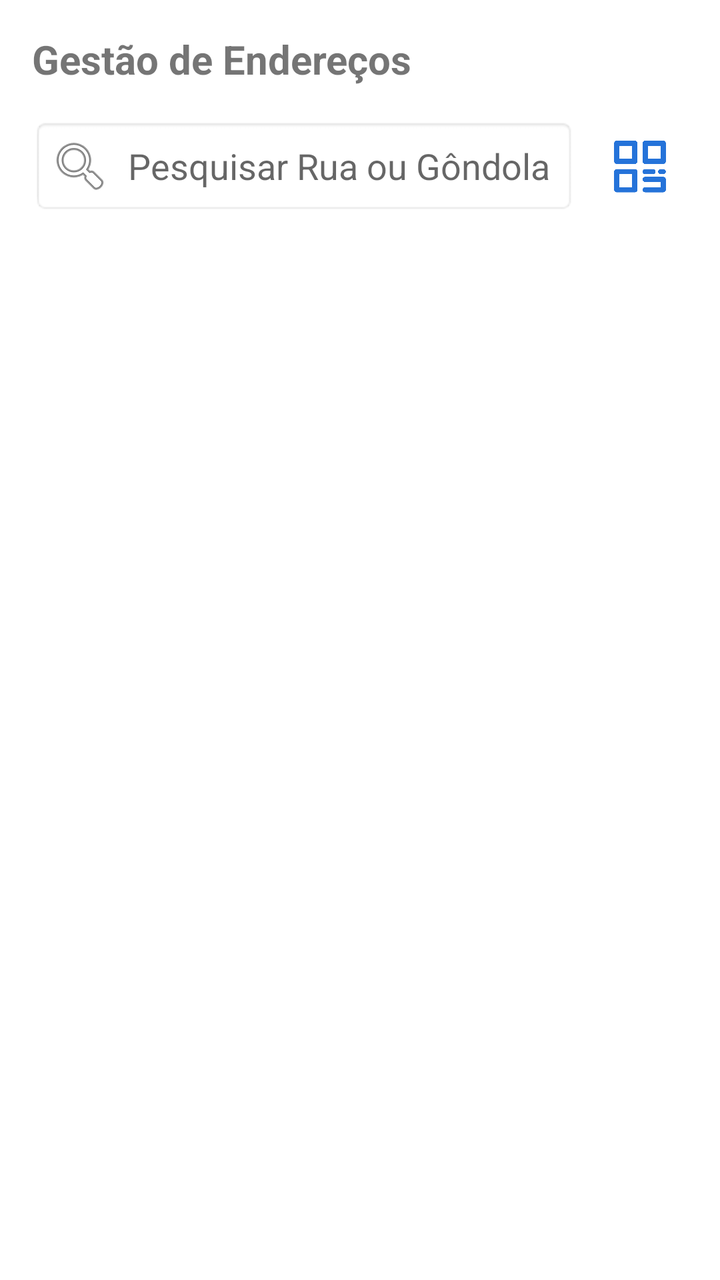
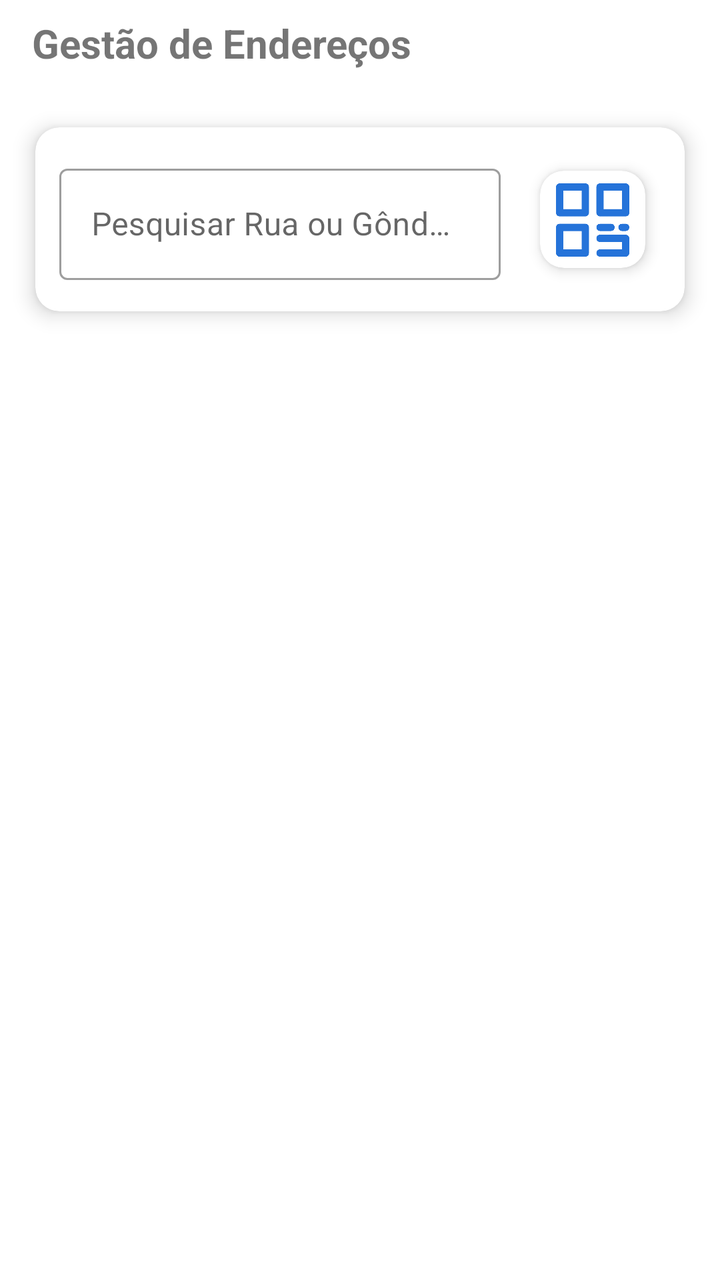

Screens rendered from an Android XML layout before and after an edit, with the pre-edit source and the edit as a unified diff.
<!-- AndroidManifest.xml: application theme Theme.PistaLimpa -->
<!-- res/layout/fragment_admin_inventory.xml -->
<?xml version="1.0" encoding="utf-8"?>
<LinearLayout xmlns:android="http://schemas.android.com/apk/res/android"
    xmlns:app="http://schemas.android.com/apk/res-auto"
    android:layout_width="match_parent"
    android:layout_height="match_parent"
    android:orientation="vertical"
    android:padding="16dp">

    <TextView
        android:layout_width="wrap_content"
        android:layout_height="wrap_content"
        android:layout_marginBottom="16dp"
        android:text="Gestão de Endereços"
        android:textSize="20sp"
        android:textStyle="bold" />

    
    <LinearLayout
        android:layout_width="match_parent"
        android:layout_height="wrap_content"
        android:layout_marginBottom="16dp"
        android:gravity="center_vertical"
        android:orientation="horizontal">

        <EditText
            android:id="@+id/etSearchInventory"
            android:layout_width="0dp"
            android:layout_height="48dp"
            android:layout_weight="1"
            android:background="@android:drawable/editbox_background"
            android:drawableStart="@android:drawable/ic_menu_search"
            android:drawablePadding="8dp"
            android:hint="Pesquisar Rua ou Gôndola"
            android:imeOptions="actionSearch"
            android:inputType="text"
            android:padding="8dp" />

        <ImageButton
            android:id="@+id/btnBarcodeScanner"
            android:layout_width="48dp"
            android:layout_height="48dp"
            android:layout_marginStart="8dp"
            android:background="?attr/selectableItemBackgroundBorderless"
            android:contentDescription="Escanear Código de Barras"
            android:padding="8dp"
            android:scaleType="fitCenter"
            android:src="@drawable/qrcode"
            app:tint="?attr/colorPrimary" />
    </LinearLayout>

    
    <com.google.android.material.card.MaterialCardView
        android:id="@+id/cardInventoryDetails"
        android:layout_width="match_parent"
        android:layout_height="wrap_content"
        android:layout_marginBottom="16dp"
        android:visibility="gone"
        app:cardBackgroundColor="#F0F4F8"
        app:cardCornerRadius="8dp"
        app:strokeColor="#1976D2"
        app:strokeWidth="1dp">

        <LinearLayout
            android:layout_width="match_parent"
            android:layout_height="wrap_content"
            android:gravity="center_vertical"
            android:orientation="horizontal"
            android:padding="16dp">

            <ImageView
                android:layout_width="32dp"
                android:layout_height="32dp"
                android:layout_marginEnd="12dp"
                android:src="@drawable/qrcode"
                app:tint="#1976D2" />

            <TextView
                android:id="@+id/tvSelectedStreetHeader"
                android:layout_width="wrap_content"
                android:layout_height="wrap_content"
                android:text="Rua: Não Selecionada"
                android:textColor="#1976D2"
                android:textSize="16sp"
                android:textStyle="bold" />

        </LinearLayout>
    </com.google.android.material.card.MaterialCardView>

    
    <androidx.recyclerview.widget.RecyclerView
        android:id="@+id/rvInventoryManagement"
        android:layout_width="match_parent"
        android:layout_height="match_parent" />

</LinearLayout>
<!-- resources referenced by this layout -->
<resources>
  <!-- drawable qrcode: png bitmap (drawable, 11988 bytes) -->
  <style name="Theme.PistaLimpa" parent="Theme.MaterialComponents.DayNight.DarkActionBar">
          
          <item name="colorPrimary">@color/purple_500</item>
          <item name="colorPrimaryVariant">@color/purple_700</item>
          <item name="colorOnPrimary">@color/white</item>
          
          <item name="colorSecondary">@color/teal_200</item>
          <item name="colorSecondaryVariant">@color/teal_700</item>
          <item name="colorOnSecondary">@color/black</item>
          
          <item name="android:statusBarColor">?attr/colorPrimaryVariant</item>
          
      </style>
  <color name="purple_500">#2573D9</color>
  <color name="purple_700">#2573D9</color>
  <color name="white">#F2F2F2</color>
  <color name="teal_200">#FF03DAC5</color>
  <color name="teal_700">#FF018786</color>
  <color name="black">#FF000000</color>
</resources>

<!-- the commit's change to res/layout/fragment_admin_inventory.xml (unified diff, before → after) -->
@@ -4,61 +4,87 @@
     android:layout_width="match_parent"
     android:layout_height="match_parent"
     android:orientation="vertical"
-    android:padding="16dp">
+    android:clipChildren="false"
+    android:clipToPadding="false"
+    android:padding="8dp">
 
     <TextView
         android:layout_width="wrap_content"
         android:layout_height="wrap_content"
         android:layout_marginBottom="16dp"
+        android:layout_marginStart="8dp"
         android:text="Gestão de Endereços"
         android:textSize="20sp"
         android:textStyle="bold" />
 
     
-    <LinearLayout
+    <com.google.android.material.card.MaterialCardView
         android:layout_width="match_parent"
         android:layout_height="wrap_content"
-        android:layout_marginBottom="16dp"
-        android:gravity="center_vertical"
-        android:orientation="horizontal">
+        android:layout_marginBottom="8dp"
+        app:cardCornerRadius="12dp"
+        app:cardElevation="6dp"
+        app:cardUseCompatPadding="true">
 
-        <EditText
-            android:id="@+id/etSearchInventory"
-            android:layout_width="0dp"
-            android:layout_height="48dp"
-            android:layout_weight="1"
-            android:background="@android:drawable/editbox_background"
-            android:drawableStart="@android:drawable/ic_menu_search"
-            android:drawablePadding="8dp"
-            android:hint="Pesquisar Rua ou Gôndola"
-            android:imeOptions="actionSearch"
-            android:inputType="text"
-            android:padding="8dp" />
+        <LinearLayout
+            android:layout_width="match_parent"
+            android:layout_height="wrap_content"
+            android:orientation="horizontal"
+            android:gravity="center_vertical"
+            android:padding="12dp"
+            android:clipChildren="false"
+            android:clipToPadding="false">
 
-        <ImageButton
-            android:id="@+id/btnBarcodeScanner"
-            android:layout_width="48dp"
-            android:layout_height="48dp"
-            android:layout_marginStart="8dp"
-            android:background="?attr/selectableItemBackgroundBorderless"
-            android:contentDescription="Escanear Código de Barras"
-            android:padding="8dp"
-            android:scaleType="fitCenter"
-            android:src="@drawable/qrcode"
-            app:tint="?attr/colorPrimary" />
-    </LinearLayout>
+            <com.google.android.material.textfield.TextInputLayout
+                android:id="@+id/tilSearchInventory"
+                style="@style/Widget.MaterialComponents.TextInputLayout.OutlinedBox"
+                android:layout_width="0dp"
+                android:layout_height="wrap_content"
+                android:layout_weight="1"
+                android:hint="Pesquisar Rua ou Gôndola">
+
+                <com.google.android.material.textfield.TextInputEditText
+                    android:id="@+id/etSearchInventory"
+                    android:layout_width="match_parent"
+                    android:layout_height="wrap_content"
+                    android:imeOptions="actionSearch"
+                    android:inputType="text" />
+            </com.google.android.material.textfield.TextInputLayout>
+
+            <com.google.android.material.card.MaterialCardView
+                android:id="@+id/cardScannerInventory"
+                android:layout_width="68dp"
+                android:layout_height="68dp"
+                android:layout_marginStart="12dp"
+                app:cardCornerRadius="12dp"
+                app:cardElevation="4dp"
+                app:cardUseCompatPadding="true">
+
+                <ImageButton
+                    android:id="@+id/btnBarcodeScanner"
+                    android:layout_width="match_parent"
+                    android:layout_height="match_parent"
+                    android:padding="2dp"
+                    android:scaleType="fitCenter"
+                    android:src="@drawable/qrcode"
+                    app:tint="?attr/colorPrimary"
+                    android:background="?attr/selectableItemBackground"
+                    android:contentDescription="Escanear Código de Barras" />
+            </com.google.android.material.card.MaterialCardView>
+        </LinearLayout>
+    </com.google.android.material.card.MaterialCardView>
 
     
     <com.google.android.material.card.MaterialCardView
         android:id="@+id/cardInventoryDetails"
         android:layout_width="match_parent"
         android:layout_height="wrap_content"
-        android:layout_marginBottom="16dp"
+        android:layout_marginBottom="8dp"
         android:visibility="gone"
         app:cardBackgroundColor="#F0F4F8"
-        app:cardCornerRadius="8dp"
-        app:strokeColor="#1976D2"
-        app:strokeWidth="1dp">
+        app:cardCornerRadius="12dp"
+        app:cardElevation="3dp"
+        app:cardUseCompatPadding="true">
 
         <LinearLayout
             android:layout_width="match_parent"
@@ -90,6 +116,8 @@
     <androidx.recyclerview.widget.RecyclerView
         android:id="@+id/rvInventoryManagement"
         android:layout_width="match_parent"
-        android:layout_height="match_parent" />
+        android:layout_height="match_parent"
+        android:clipToPadding="false"
+        android:paddingBottom="16dp" />
 
 </LinearLayout>
